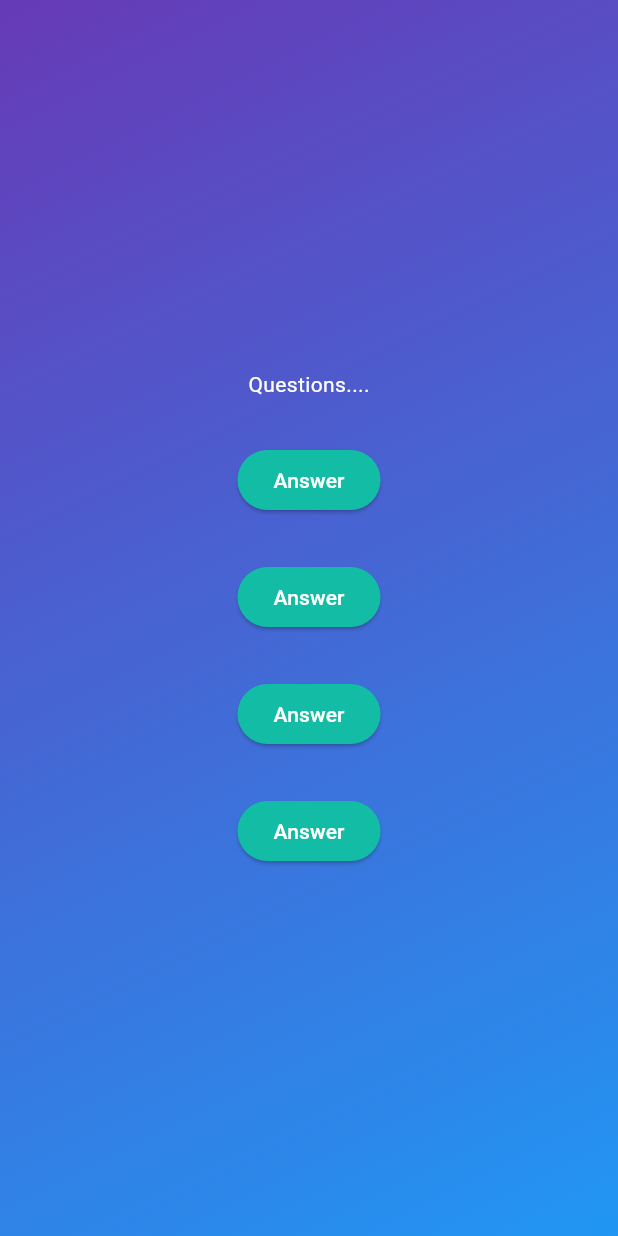
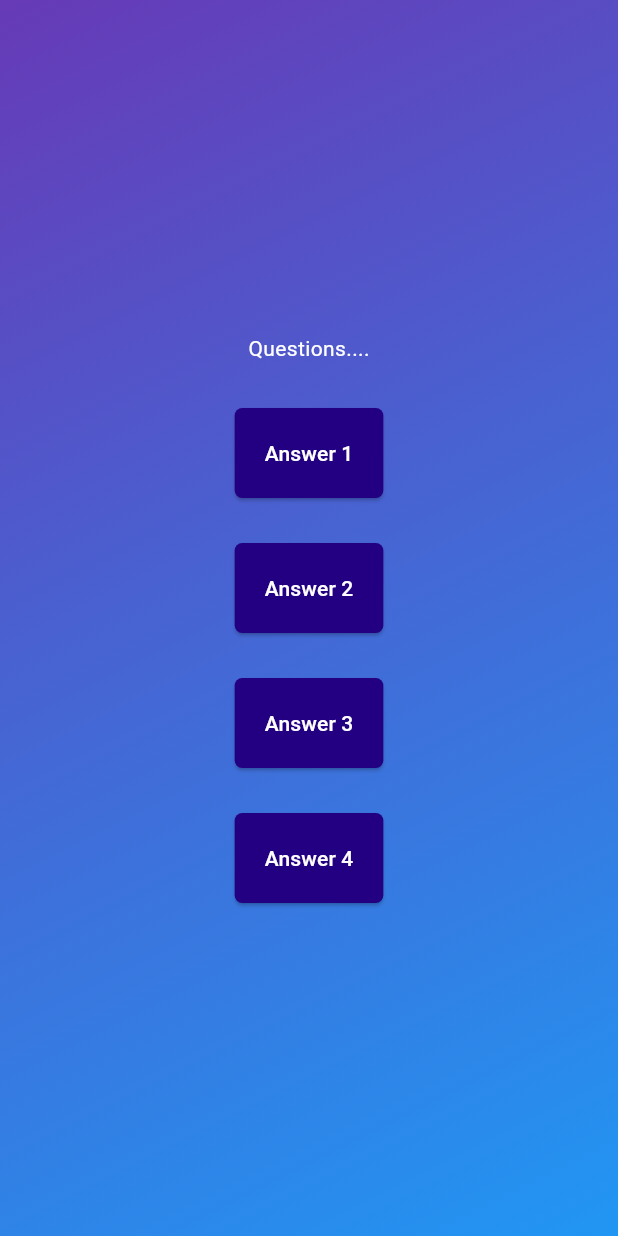
Before and after one commit to nahidmeraj765/quiz-app, a Flutter app: the screen it shows after launch, after a tap on "Start Quiz", on a phone screen of 412 x 824 dp. Run offline on Flutter 3.47's test engine with Material 3 defaults, Android fonts, the phone set to English and light mode, and no system bars.

Commit message:
answer button updated

```diff
--- a/lib/answer_button.dart
+++ b/lib/answer_button.dart
@@ -1,14 +1,28 @@
 import 'package:flutter/material.dart';
 
 class AnswerButton extends StatelessWidget {
-  const AnswerButton({super.key});
+  const AnswerButton({
+    super.key,
+    required this.answerText,
+    required this.onTap,
+  });
+
+  final String answerText;
+  final void Function() onTap;
 
   @override
   Widget build(context) {
     return ElevatedButton(
-      onPressed: () {},
-      style: ElevatedButton.styleFrom(backgroundColor: const Color.fromARGB(255, 18, 188, 165), foregroundColor: const Color.fromARGB(255, 255, 255, 255)),
-      child: const Text("Answer")
-      );
+      onPressed: onTap,
+      style: ElevatedButton.styleFrom(
+        padding: const EdgeInsets.symmetric(horizontal: 20,vertical: 20),
+        backgroundColor: const Color.fromARGB(255, 34, 0, 129),
+        foregroundColor: const Color.fromARGB(255, 255, 255, 255),
+        shape: RoundedRectangleBorder(
+          borderRadius: BorderRadius.circular(5),
+        ),
+      ),
+      child: Text(answerText),
+    );
   }
 }
--- a/lib/quiz_screen.dart
+++ b/lib/quiz_screen.dart
@@ -13,20 +13,32 @@ class QuizScreen extends StatefulWidget {
 class _QuizScreenState extends State<QuizScreen> {
   @override
   Widget build(context) {
-    return const SizedBox(
+    return SizedBox(
       width: double.infinity,
       child: Column(
         mainAxisAlignment: MainAxisAlignment.center,
         children: [
-          Text("Questions....",style: TextStyle(color: Colors.white)),
-          SizedBox(height:30),
-          AnswerButton(),
-          SizedBox(height:30),
-          AnswerButton(),
-          SizedBox(height:30),
-          AnswerButton(),
-          SizedBox(height:30),
-          AnswerButton(),
+          const Text("Questions....", style: TextStyle(color: Colors.white)),
+          const SizedBox(height: 30),
+          AnswerButton(
+            answerText: "Answer 1",
+            onTap: () {},
+          ),
+          const SizedBox(height: 30),
+          AnswerButton(
+            answerText: "Answer 2",
+            onTap: () {},
+          ),
+          const SizedBox(height: 30),
+          AnswerButton(
+            answerText: "Answer 3",
+            onTap: () {},
+          ),
+          const SizedBox(height: 30),
+          AnswerButton(
+            answerText: "Answer 4",
+            onTap: () {},
+          ),
         ],
       ),
     );
--- a/lib/start_screen.dart
+++ b/lib/start_screen.dart
@@ -12,7 +12,7 @@ class StartScreen extends StatelessWidget {
         mainAxisSize: MainAxisSize.min,
         children: [
           Image.asset("assets/images/quiz-logo.png",
-              width: 300, color: const Color.fromARGB(150, 255, 255, 255)),
+              width: 300, color: const Color.fromARGB(149, 255, 255, 255)),
           const SizedBox(height: 80),
           const Text(
             "Learn Flutter the Fun Way!",
```
